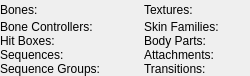
SamVanheer/HalfLifeAssetManager, file src/tools/hlmv/ui/assets/studiomodel/dockpanels/StudioModelModelInfoPanel.ui: the form before one commit.
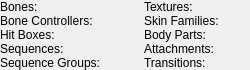
The form after the commit.

Commit message: Set spacer height to 0 to avoid inconsistent spacing between rows of text

Diff of the .ui file:
```diff
--- a/src/tools/hlmv/ui/assets/studiomodel/dockpanels/StudioModelModelInfoPanel.ui
+++ b/src/tools/hlmv/ui/assets/studiomodel/dockpanels/StudioModelModelInfoPanel.ui
@@ -7,7 +7,7 @@
     <x>0</x>
     <y>0</y>
     <width>235</width>
-    <height>74</height>
+    <height>67</height>
    </rect>
   </property>
   <property name="windowTitle">
@@ -237,7 +237,7 @@
        <property name="sizeHint" stdset="0">
         <size>
          <width>6</width>
-         <height>20</height>
+         <height>0</height>
         </size>
        </property>
       </spacer>
```
